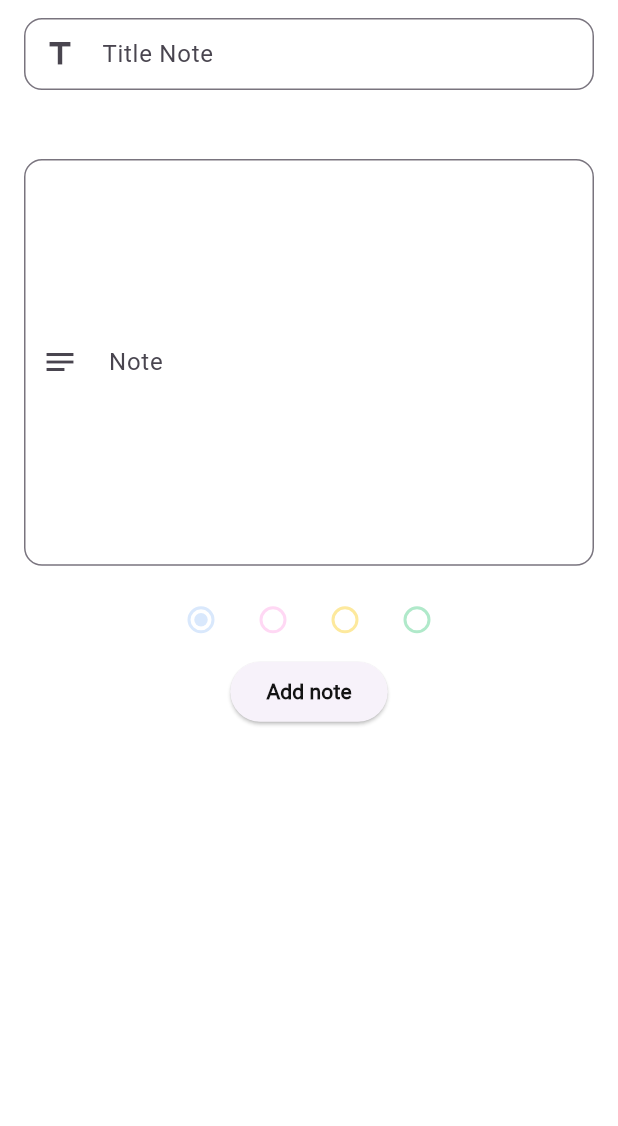
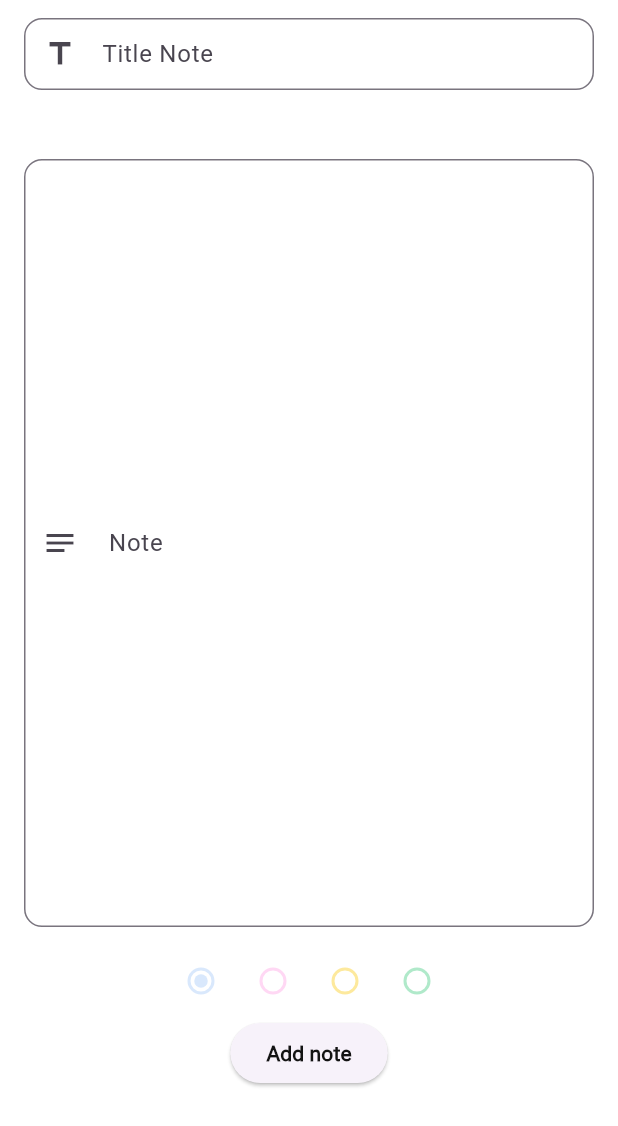
Before and after one commit to a7iiid/note-app, a Flutter app: the AddNoteForm screen opened directly, on a phone screen of 412 x 824 dp. Shown: the top 1126 px of the screen. Run offline on Flutter 3.47's test engine with Material 3 defaults, Android fonts, the phone set to English and light mode, and no system bars; our stand-ins replace bloc, dartz, flutter_bloc, go_router, hive, hive_flutter; accounts and stored records are empty; statements that could not run were skipped.

Commit message:
add note done

```diff
--- a/lib/core/routes.dart
+++ b/lib/core/routes.dart
@@ -1,8 +1,10 @@
 import 'package:go_router/go_router.dart';
+import 'package:note_app/fetuers/home/add_note_form.dart';
 import 'package:note_app/fetuers/home/home_view.dart';
 import 'package:note_app/fetuers/splash/splash.dart';
 
 const String khomeview = '/home';
+const String kaddnoteview = '/addnote';
 
 final GoRouter routes = GoRouter(routes: <RouteBase>[
   GoRoute(
@@ -16,5 +18,11 @@ final GoRouter routes = GoRouter(routes: <RouteBase>[
     builder: (context, GoRouterState state) {
       return const HomeView();
     },
+  ),
+  GoRoute(
+    path: kaddnoteview,
+    builder: (context, GoRouterState state) {
+      return AddNoteForm();
+    },
   )
 ]);
--- a/lib/fetuers/home/add_note_form.dart
+++ b/lib/fetuers/home/add_note_form.dart
@@ -1,5 +1,6 @@
 import 'package:flutter/material.dart';
 import 'package:hive/hive.dart';
+import 'package:note_app/core/constant/colors.dart';
 import 'package:note_app/core/constant/text_style.dart';
 import 'package:note_app/fetuers/models/note_model/NoteModel.dart';
 import 'package:note_app/fetuers/models/note_model/note_servise.dart';
@@ -20,7 +21,8 @@ class AddNoteForm extends StatelessWidget {
   Widget build(BuildContext context) {
     return Form(
       key: _key,
-      child: ListView(children: [
+      child: Scaffold(
+        body: ListView(children: [
           Center(
             child: Column(
               mainAxisAlignment: MainAxisAlignment.center,
@@ -41,6 +43,9 @@ class AddNoteForm extends StatelessWidget {
                         title: TitleController.text,
                         note: NoteController.text);
                     NoteServise.get(context).addItem(note);
+                    TitleController = TextEditingController();
+                    NoteController = TextEditingController();
+                    colornote = ColorApp.ColorNote1;
 
                     Navigator.pop(context);
                   },
@@ -49,6 +54,7 @@ class AddNoteForm extends StatelessWidget {
             ),
           ),
         ]),
+      ),
     );
   }
 }
--- a/lib/fetuers/home/presantaion/note/note_cubit.dart
+++ b/lib/fetuers/home/presantaion/note/note_cubit.dart
@@ -26,10 +26,10 @@ class NoteCubit extends Cubit<NoteState> {
     result.fold((filuer) {
       emit(NoteFailure(error: filuer));
     }, (notes) {
-      if (notes != null) {
-        emit(NoteSuccess(note: notes));
+      if (notes == null) {
+        emit(NoteNull(notenull: CustomNoteNull()));
       }
-      emit(NoteNull(notenull: CustomNoteNull()));
+      emit(NoteSuccess(note: notes));
     });
   }
 }
--- a/lib/fetuers/home/widget/note_text_filde.dart
+++ b/lib/fetuers/home/widget/note_text_filde.dart
@@ -10,6 +10,8 @@ class NoteTextFilde extends StatelessWidget {
     return Padding(
         padding: const EdgeInsets.symmetric(vertical: 12, horizontal: 16),
         child: TextFormField(
+          maxLines: 20,
+          autocorrect: true,
           controller: NoteController,
           decoration: InputDecoration(
             labelText: ' Note',
@@ -21,8 +23,7 @@ class NoteTextFilde extends StatelessWidget {
             ),
 
             fillColor: const Color(0xffECECEC),
-            contentPadding: EdgeInsets.symmetric(
-                vertical: MediaQuery.sizeOf(context).height * .15),
+
             // Here you can add the prefixIcon if you want to show an icon inside the TextField
             prefixIcon: const Icon(Icons.notes_sharp),
           ),
```
Also changed, not shown: lib/fetuers/home/widget/add_note_button.dart (+3 -6 lines), lib/fetuers/home/widget/note_list.dart (+31 -6 lines). Lines whose indentation alone changed are shown as unchanged.
